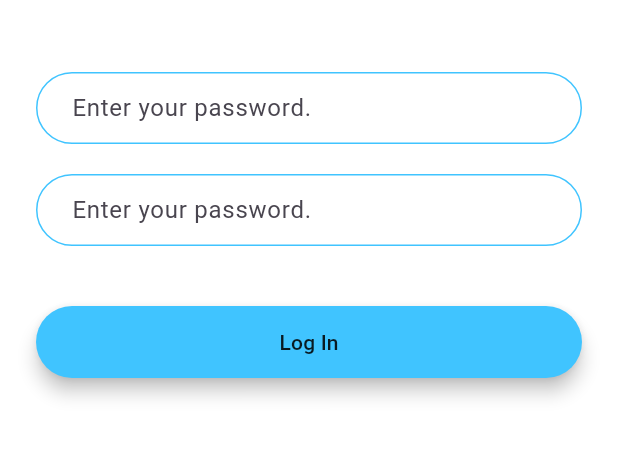
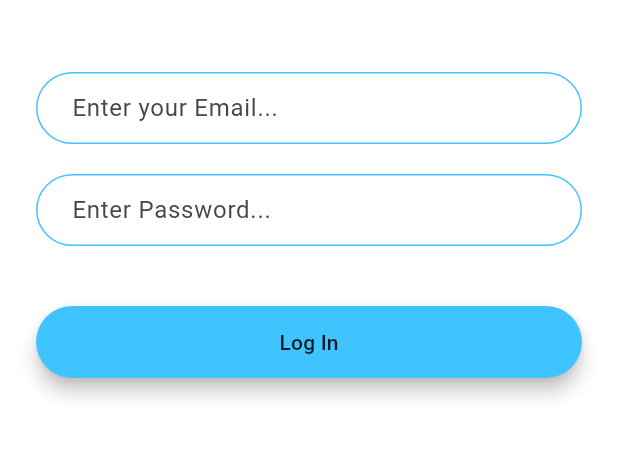
Before and after one commit to ThihaSoe247/FlashChat-App, a Flutter app: the screen it shows after launch, after a tap on "Log In", on a phone screen of 412 x 824 dp, the part 567-1027 px from its top. Run offline on Flutter 3.47's test engine with Material 3 defaults, Android fonts, the phone set to English and light mode, and no system bars; drawn by our look-alikes of modal_progress_hud_nsn; our stand-ins replace animated_text_kit, cloud_firestore, firebase_auth, firebase_core; accounts and stored records are empty.

Commit message:
Initial Commit

```diff
--- a/lib/constants.dart
+++ b/lib/constants.dart
@@ -19,7 +19,6 @@ const kMessageContainerDecoration = BoxDecoration(
 );
 
 const inputText = InputDecoration(
-  hintText: 'Enter your password.',
   contentPadding:
   EdgeInsets.symmetric(vertical: 10.0, horizontal: 20.0),
   border: OutlineInputBorder(
--- a/lib/screens/login_screen.dart
+++ b/lib/screens/login_screen.dart
@@ -1,30 +1,43 @@
 import 'package:flash_chat/constants.dart';
+import 'package:flash_chat/screens/chat_screen.dart';
 import 'package:flutter/material.dart';
 
 import '../rounded_button.dart';
+import 'package:firebase_auth/firebase_auth.dart';
+import 'package:modal_progress_hud_nsn/modal_progress_hud_nsn.dart';
+
 
 class LoginScreen extends StatefulWidget {
   static String id = "login_screen";
+
   @override
   _LoginScreenState createState() => _LoginScreenState();
 }
 
 class _LoginScreenState extends State<LoginScreen> {
+  final FirebaseAuth _auth = FirebaseAuth.instance;
+  bool spinner = false;
+  late String email;
+  late String password;
   @override
   Widget build(BuildContext context) {
     return Scaffold(
       backgroundColor: Colors.white,
-      body: Padding(
+      body: ModalProgressHUD(
+        inAsyncCall: spinner,
+        child: Padding(
           padding: const EdgeInsets.symmetric(horizontal: 24.0),
           child: Column(
             mainAxisAlignment: MainAxisAlignment.center,
             crossAxisAlignment: CrossAxisAlignment.stretch,
             children: <Widget>[
-            Hero(
+              Flexible(
+                child: Hero(
                   tag: "logo",
                   child: Container(
                     height: 200.0,
                     child: Image.asset('images/logo.png'),
+                  ),
                 ),
               ),
               const SizedBox(
@@ -33,25 +46,46 @@ class _LoginScreenState extends State<LoginScreen> {
               TextField(
                 onChanged: (value) {
                   //Do something with the user input.
+                  email = value;
                 },
-              decoration: inputText,
+                decoration: inputText.copyWith(hintText: "Enter your Email..."),
               ),
               const SizedBox(
                 height: 20.0,
               ),
               TextField(
+                obscureText: true,
                 onChanged: (value) {
                   //Do something with the user input.
+                  password = value;
                 },
-              decoration: inputText,
+                decoration: inputText.copyWith(hintText: "Enter Password..."),
               ),
               const SizedBox(
                 height: 24.0,
               ),
-            RoundedButton(title: "Log In", color: Colors.lightBlueAccent, navigate: (){
+              RoundedButton(
+                  title: "Log In",
+                  color: Colors.lightBlueAccent,
+                  navigate: () async {
+                    setState(() {
+                      spinner = true;
+                    });
+                    try {
+                      final user = await _auth.signInWithEmailAndPassword(
+                          email: email, password: password);
+                      Navigator.pushNamed(context, ChatScreen.id);
+                      setState(() {
+                        spinner = true;
+                      });
+                    } catch (e) {
+                      print("Error is $e");
+                      spinner = false;
 
+                    }
                   })
             ],
+          ),
         ),
       ),
     );
--- a/lib/screens/welcome_screen.dart
+++ b/lib/screens/welcome_screen.dart
@@ -18,6 +18,7 @@ class _WelcomeScreenState extends State<WelcomeScreen>
     with SingleTickerProviderStateMixin {
   late AnimationController controller;
   late Animation animation;
+
   @override
   void initState() {
     // TODO: implement initState
--- a/pubspec.yaml
+++ b/pubspec.yaml
@@ -39,6 +39,7 @@ dependencies:
   firebase_core: ^3.6.0
   cloud_firestore: ^5.4.4
   firebase_auth: ^5.3.1
+  modal_progress_hud_nsn: ^0.5.1
 
 
 
```
Also changed, not shown: lib/screens/chat_screen.dart (+137 -13 lines), lib/screens/registration_screen.dart (+19 -5 lines), pubspec.lock. Lines whose indentation alone changed are shown as unchanged.
